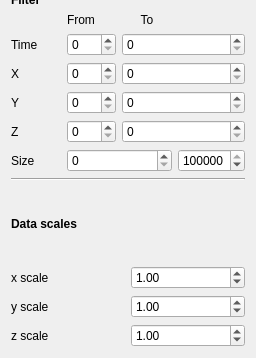
The window that ilastik/applets/tracking/drawer.ui (ilastik/ilastik) describes before a commit, drawn with Qt 5; both pictures show x 0 to 256 and y 240 to 598 of the 256 by 598 pixel window.
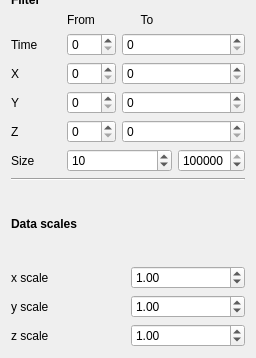
The same window after the commit.

Commit message: changed default value for minimum filter size to 10

What changed in the file:
```diff
--- a/ilastik/applets/tracking/drawer.ui
+++ b/ilastik/applets/tracking/drawer.ui
@@ -253,6 +253,9 @@
          <property name="maximum">
           <number>100000</number>
          </property>
+         <property name="value">
+          <number>10</number>
+         </property>
         </widget>
        </item>
        <item row="5" column="3">
```
